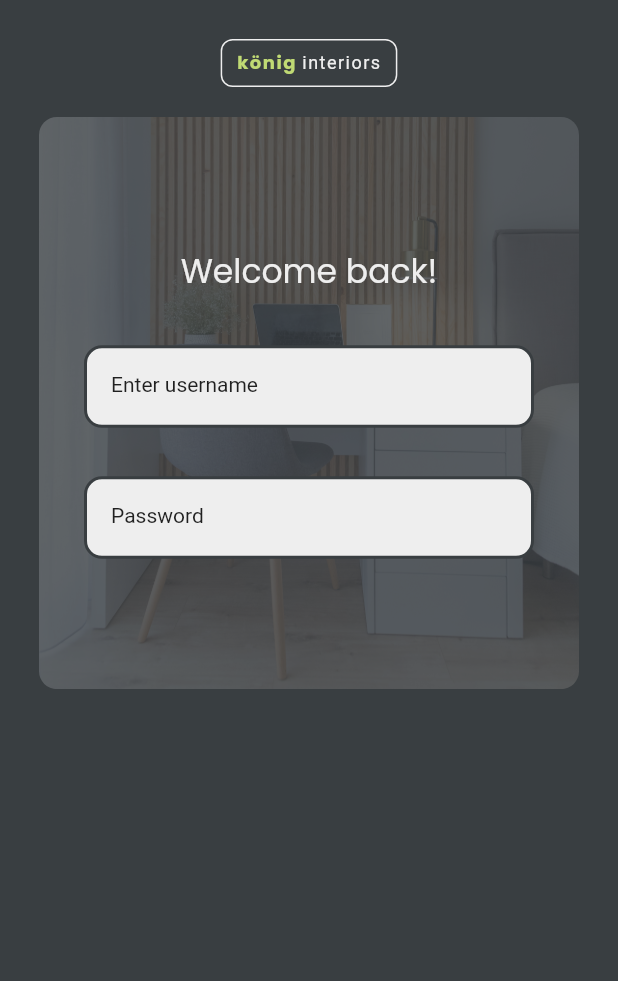
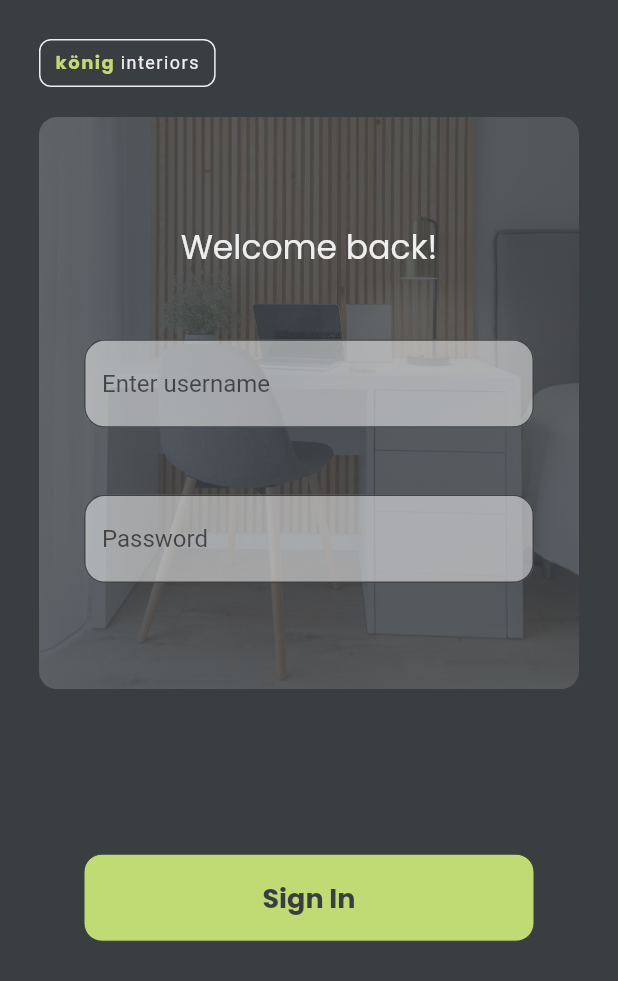
Before and after one commit to chadengineer/koinig-interiors, a Flutter app: the SignIn screen opened by its route, on a phone screen of 412 x 824 dp. Shown: the top 981 px of the screen. Run offline on Flutter 3.47's test engine with Material 2 defaults, Android fonts, the phone set to English and light mode, and no system bars.

Commit message:
added textfields

```diff
--- a/lib/custom/borderbox.dart
+++ b/lib/custom/borderbox.dart
@@ -17,15 +17,17 @@ class BorderBox extends StatelessWidget {
 
   @override
   Widget build(BuildContext context) {
-    return Container(
-      width: width,
-      height: height,
-      decoration: BoxDecoration(
-          borderRadius: BorderRadius.circular(12),
-          color: (color ?? BRAND_WHITE),
-          border: Border.all(width: 2.0, color: BRAND_GREY)),
-      child: child,
-      padding: EdgeInsets.all(16),
+    return Center(
+      child: Container(
+        width: width,
+        height: height ?? 58,
+        decoration: BoxDecoration(
+            borderRadius: BorderRadius.circular(12),
+            color: (color ?? BRAND_GREEN),
+            border: Border.all(width: 0, color: BRAND_GREY)),
+        child: child,
+        padding: EdgeInsets.all(16),
+      ),
     );
   }
 }
--- a/lib/main.dart
+++ b/lib/main.dart
@@ -5,9 +5,9 @@
 void main() => runApp(MaterialApp(
       title: 'könig interiors',
       debugShowCheckedModeBanner: false,
-      initialRoute: '/signin',
+      initialRoute: '/',
       routes: {
         '/': (context) => LandingPage(),
-        '/signin': (context) => SignIn()
+        '/signin': (context) => const SignIn()
       },
     ));
--- a/lib/screens/sign_in.dart
+++ b/lib/screens/sign_in.dart
@@ -15,42 +15,62 @@ class SignIn extends StatelessWidget {
       body: Container(
           margin: const EdgeInsets.all(26),
           child: Column(
+            crossAxisAlignment: CrossAxisAlignment.start,
             children: [
               companyLogo(),
               Stack(
                 alignment: Alignment.center,
                 children: [
                   bgImage(0.2),
-                  Container(
+                  SizedBox(
                       height: 240,
                       width: 300,
                       //color: Colors.lightBlue,
                       child: Column(
-                        mainAxisAlignment: MainAxisAlignment.spaceAround,
-                        children: const [
-                          Text(
+                        mainAxisAlignment: MainAxisAlignment.spaceBetween,
+                        children: [
+                          const Text(
                             'Welcome back!',
                             style: TextStyle(
                                 color: BRAND_WHITE,
                                 fontFamily: 'Poppins',
                                 fontSize: 22),
                           ),
-                          BorderBox(
-                            child: Text('Enter username'),
-                            width: 300,
-                            height: 55,
-                          ),
-                          BorderBox(
-                            child: Text('Password'),
-                            width: 300,
-                            height: 55,
-                          )
+                          userInfo('Enter username'),
+                          userInfo('Password'),
                         ],
                       ))
                 ],
+              ),
+              Container(
+                margin: const EdgeInsets.fromLTRB(0, 110, 0, 0),
+                child: const BorderBox(
+                  width: 300,
+                  child: Text(
+                    'Sign In',
+                    textAlign: TextAlign.center,
+                    style: TextStyle(
+                        fontFamily: 'Poppins',
+                        fontWeight: FontWeight.w700,
+                        color: BRAND_GREY,
+                        fontSize: 18),
+                  ),
+                ),
               )
             ],
           )),
     ));
   }
+
+  TextField userInfo(hintText) {
+    return TextField(
+      decoration: InputDecoration(
+          border: OutlineInputBorder(
+            borderRadius: BorderRadius.circular(14),
+          ),
+          hintText: hintText,
+          filled: true,
+          fillColor: const Color.fromARGB(138, 243, 243, 243)),
+    );
+  }
 }
```
Also changed, not shown: lib/screens/landing_screen.dart (+47 -36 lines), lib/utils/widget_functions.dart (line endings or trailing spaces).
